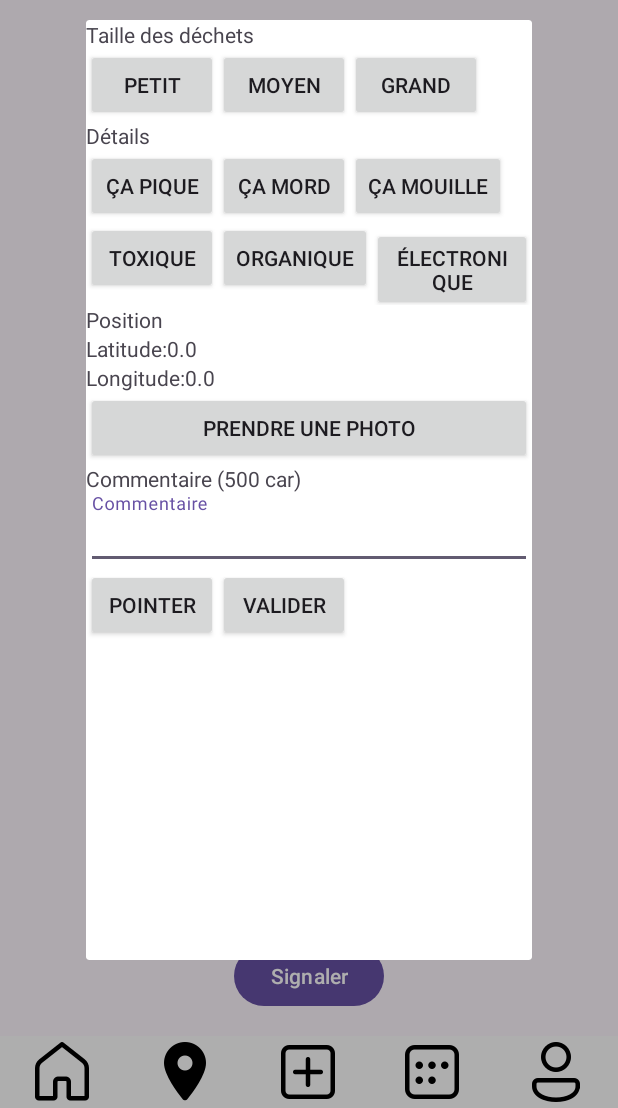
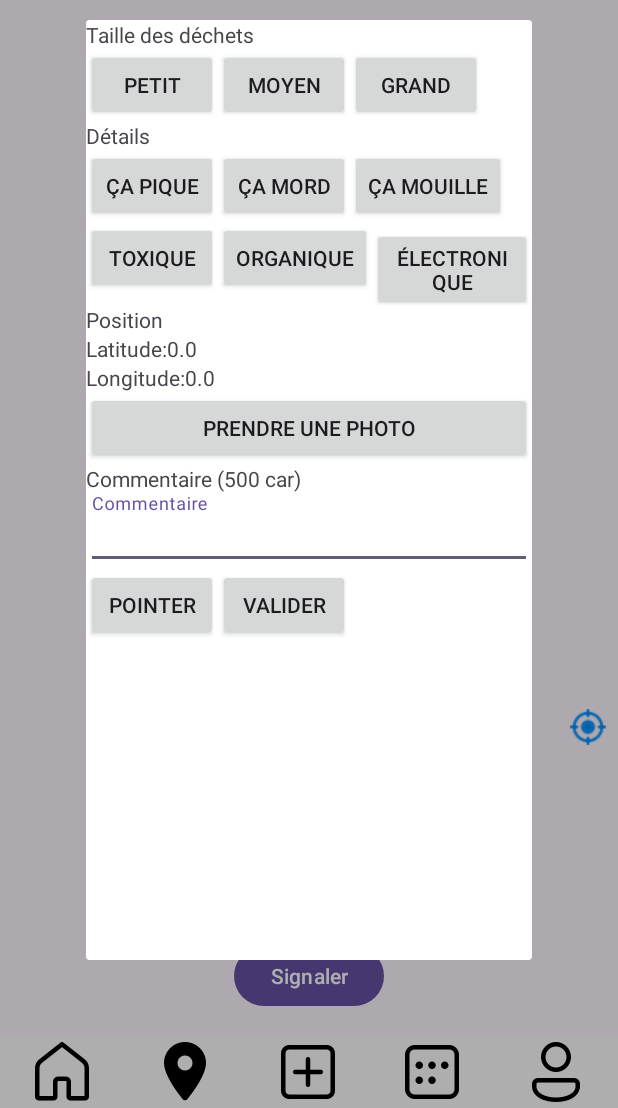
Before and after one commit to Quentin1814/S5.01, an Android app: the screen it shows after launch (MapActivity), after a tap on "Signaler", on a phone screen of 412 x 824 dp, the part 128-1236 px from its top. Run offline under Robolectric (Android 15) with nearby library versions, the phone set to English and light mode, and no system bars.

Commit message:
ajout de la geolocalisation et une animation de deplacement

```diff
--- a/app/build.gradle
+++ b/app/build.gradle
@@ -41,6 +41,7 @@ dependencies {
     implementation 'androidx.camera:camera-camera2:1.3.1'
     implementation 'androidx.camera:camera-lifecycle:1.3.1'
     implementation 'androidx.camera:camera-view:1.3.1'
+    implementation 'com.google.android.gms:play-services-location:18.0.0'
     testImplementation 'junit:junit:4.13.2'
     androidTestImplementation 'androidx.test.ext:junit:1.1.5'
     androidTestImplementation 'androidx.test.espresso:espresso-core:3.5.1'
--- a/app/src/main/java/com/example/deching/MapActivity.java
+++ b/app/src/main/java/com/example/deching/MapActivity.java
@@ -1,11 +1,15 @@
 package com.example.deching;
 
+import android.Manifest;
+import android.annotation.SuppressLint;
 import android.content.Intent;
 import android.content.SharedPreferences;
+import android.content.pm.PackageManager;
 import android.graphics.Bitmap;
 import android.graphics.BitmapFactory;
 import android.graphics.drawable.ColorDrawable;
 import android.os.Bundle;
+import android.os.Handler;
 import android.text.InputFilter;
 import android.util.Log;
 import android.view.Gravity;
@@ -22,12 +26,16 @@ import android.widget.Toast;
 import androidx.annotation.NonNull;
 import androidx.appcompat.app.AlertDialog;
 import androidx.appcompat.app.AppCompatActivity;
+import androidx.core.app.ActivityCompat;
 import androidx.core.content.ContextCompat;
 
+import com.google.android.gms.location.FusedLocationProviderClient;
+import com.google.android.gms.location.LocationServices;
 import com.google.android.gms.maps.CameraUpdateFactory;
 import com.google.android.gms.maps.GoogleMap;
 import com.google.android.gms.maps.OnMapReadyCallback;
 import com.google.android.gms.maps.SupportMapFragment;
+import com.google.android.gms.maps.model.CameraPosition;
 import com.google.android.gms.maps.model.LatLng;
 import com.google.android.gms.maps.model.MapStyleOptions;
 import com.google.android.gms.maps.model.Marker;
@@ -42,7 +50,7 @@ import java.util.Map;
 
 public class MapActivity extends AppCompatActivity implements OnMapReadyCallback {
 
-
+    private FusedLocationProviderClient fusedLocationProviderClient;
     // ajouter des variables pour recuperer les coordonnees d'un marqueur quand on clic sur la carte
     private double lastClickedLatitude;
     private double lastClickedLongitude;
@@ -65,6 +73,9 @@ public class MapActivity extends AppCompatActivity implements OnMapReadyCallback
     private LinearLayout layoutImageView;
     private SharedPreferences sharedPreferences;
     private ImageView imageView;
+    ImageButton boutonPosition;
+
+
     @Override
     protected void onCreate(Bundle savedInstanceState) {
         Button boutonSignaler;
@@ -72,19 +83,21 @@ public class MapActivity extends AppCompatActivity implements OnMapReadyCallback
         ImageButton boutonMap;
         ImageButton boutonHome;
         ImageButton boutonLogo;
+
+        fusedLocationProviderClient = LocationServices.getFusedLocationProviderClient(this);
+
         super.onCreate(savedInstanceState);
         setContentView(R.layout.activity_map);
 
         // Initialisation de la liste de déchets (simulée)
         listeDechets.add(new Dechet("1", 48.858844, 2.294350, "Déchet 1"));
         listeDechets.add(new Dechet("2", 48.860000, 2.297000, "Déchet 2"));
-        boutonHome = (ImageButton) findViewById(R.id.imageButtonHome);
+        boutonHome = findViewById(R.id.imageButtonHome);
         boutonHome.setOnClickListener(v -> {
             Intent intentHome = new Intent(MapActivity.this, HomePageActivity.class);
             startActivity(intentHome);
-
         });
-        boutonEvent = (ImageButton) findViewById(R.id.imageButtonEvent);
+        boutonEvent = findViewById(R.id.imageButtonEvent);
         boutonEvent.setOnClickListener(v -> {
             // Ajouter le code pour naviguer vers l'activité Evenement
             Intent intentEvent = new Intent(MapActivity.this, EvenementActivity.class);
@@ -113,6 +126,78 @@ public class MapActivity extends AppCompatActivity implements OnMapReadyCallback
             afficherPopup();
         });
 
+        askAuthorisation();
+    }
+
+    private void askAuthorisation() {
+        if (ContextCompat.checkSelfPermission(MapActivity.this, Manifest.permission.ACCESS_FINE_LOCATION) != PackageManager.PERMISSION_GRANTED) {
+            // Demandez la permission si elle n'est pas déjà accordée
+            ActivityCompat.requestPermissions(this, new String[]{Manifest.permission.ACCESS_FINE_LOCATION}, 1);
+        } else if (ContextCompat.checkSelfPermission(MapActivity.this, Manifest.permission.ACCESS_COARSE_LOCATION) != PackageManager.PERMISSION_GRANTED) {
+            // Demandez la permission si elle n'est pas déjà accordée
+            ActivityCompat.requestPermissions(this, new String[]{Manifest.permission.ACCESS_COARSE_LOCATION}, 1);
+        }
+        onRequestPermissionsResult(1, new String[]{Manifest.permission.ACCESS_FINE_LOCATION, Manifest.permission.ACCESS_COARSE_LOCATION}, new int[]{PackageManager.PERMISSION_GRANTED});
+    }
+
+    @Override
+    public void onRequestPermissionsResult(int requestCode, @NonNull String[] permissions, @NonNull int[] grantResults) {
+        super.onRequestPermissionsResult(requestCode, permissions, grantResults);
+        if (requestCode == 1 && (grantResults.length > 0 && grantResults[0] == PackageManager.PERMISSION_GRANTED)) {
+            // change le src de l'imageButtonPosition
+            boutonPosition = findViewById(R.id.imageButtonPosition);
+            boutonPosition.setImageResource(R.drawable.position_clicked);
+            // Permission was granted, launch the runnable
+            handler.post(runnableCode);
+        }
+    }
+
+    private final Handler handler = new Handler();
+    private final Runnable runnableCode = new Runnable() {
+        @Override
+        public void run() {
+            centerMapOnMyLocation();
+            handler.postDelayed(this, 2000);
+        }
+    };
+
+    @Override
+    protected void onResume() {
+        super.onResume();
+        handler.post(runnableCode);
+    }
+
+    @Override
+    protected void onPause() {
+        super.onPause();
+        handler.removeCallbacks(runnableCode);
+        // change le src de l'imageButtonPosition
+        boutonPosition = findViewById(R.id.imageButtonPosition);
+        boutonPosition.setImageResource(R.drawable.position_not_clicked);
+    }
+
+    @SuppressLint("MissingPermission")
+    private void centerMapOnMyLocation() {
+        // Récupérer la dernière position connue
+        fusedLocationProviderClient.getCurrentLocation(100, null).addOnSuccessListener(this, location -> {
+            if (location != null) {
+                // Créer un objet LatLng à partir de la dernière position connue
+                LatLng lastKnownLocation = new LatLng(location.getLatitude(), location.getLongitude());
+                // Centrer la caméra sur la dernière position connue
+                animateCameraToPosition(googleMap, lastKnownLocation, 2000);
+            }
+        });
+    }
+
+    private void animateCameraToPosition(GoogleMap map, LatLng newPosition, int duration) {
+        CameraPosition cameraPosition = new CameraPosition.Builder()
+                .target(newPosition)   // Sets the new camera position
+                .zoom(15f)             // Sets the zoom
+                // .bearing(90)        // Optional
+                // .tilt(40)           // Optional
+                .build();              // Creates a CameraPosition from the builder
+
+        map.animateCamera(CameraUpdateFactory.newCameraPosition(cameraPosition), duration, null);
     }
 
     @Override
@@ -121,8 +206,6 @@ public class MapActivity extends AppCompatActivity implements OnMapReadyCallback
 
         googleMap.setMapStyle(new MapStyleOptions(getResources().getString(R.string.style_business)));
         googleMap.setOnMapClickListener(latLng -> {
-
-
             if (modePointer) {
                 // Mettre à jour les variables globales avec les dernières coordonnées
                 lastClickedLatitude = latLng.latitude;
@@ -148,7 +231,6 @@ public class MapActivity extends AppCompatActivity implements OnMapReadyCallback
         googleMap.moveCamera(CameraUpdateFactory.newLatLng(bayonne));
         Log.d("Activity", "c'est l'activité qui affiche la map");
 
-
         // Ajouter des marqueurs pour chaque déchet dans la liste
         for (Dechet dechet : listeDechets) {
             LatLng position = new LatLng(dechet.latitude, dechet.longitude);
@@ -166,6 +248,16 @@ public class MapActivity extends AppCompatActivity implements OnMapReadyCallback
             LatLng premierDechet = new LatLng(listeDechets.get(0).latitude, listeDechets.get(0).longitude);
             googleMap.moveCamera(CameraUpdateFactory.newLatLngZoom(premierDechet, 10));
         }
+
+        boutonPosition.setOnClickListener(v -> onRequestPermissionsResult(1, new String[]{Manifest.permission.ACCESS_FINE_LOCATION, Manifest.permission.ACCESS_COARSE_LOCATION}, new int[]{PackageManager.PERMISSION_GRANTED}));
+
+        // Add a listener for when the user starts to move the camera
+        googleMap.setOnCameraMoveStartedListener(reason -> {
+            if (reason == GoogleMap.OnCameraMoveStartedListener.REASON_GESTURE) {
+                // The user manually moves the camera, stop the Runnable
+                onPause();
+            }
+        });
 
         // Ajouter un listener de clic sur les marqueurs
         googleMap.setOnMarkerClickListener(marker -> {
--- a/app/src/main/res/layout/activity_map.xml
+++ b/app/src/main/res/layout/activity_map.xml
@@ -42,6 +42,16 @@
             android:name="com.google.android.gms.maps.SupportMapFragment"
             android:layout_width="match_parent"
             android:layout_height="match_parent" />
+
+        <ImageButton
+            android:layout_width="40sp"
+            android:layout_height="40sp"
+            android:layout_gravity="end"
+            android:layout_marginTop="500sp"
+            android:src="@drawable/position_not_clicked"
+            android:id="@+id/imageButtonPosition"
+            android:background="?attr/selectableItemBackgroundBorderless"
+            android:contentDescription="@string/todo" />
 
         <Button
             android:id="@+id/buttonSignaler"
```
Also changed, not shown: app/src/main/res/drawable/position_clicked.png (added), app/src/main/res/drawable/position_not_clicked.png (added).
